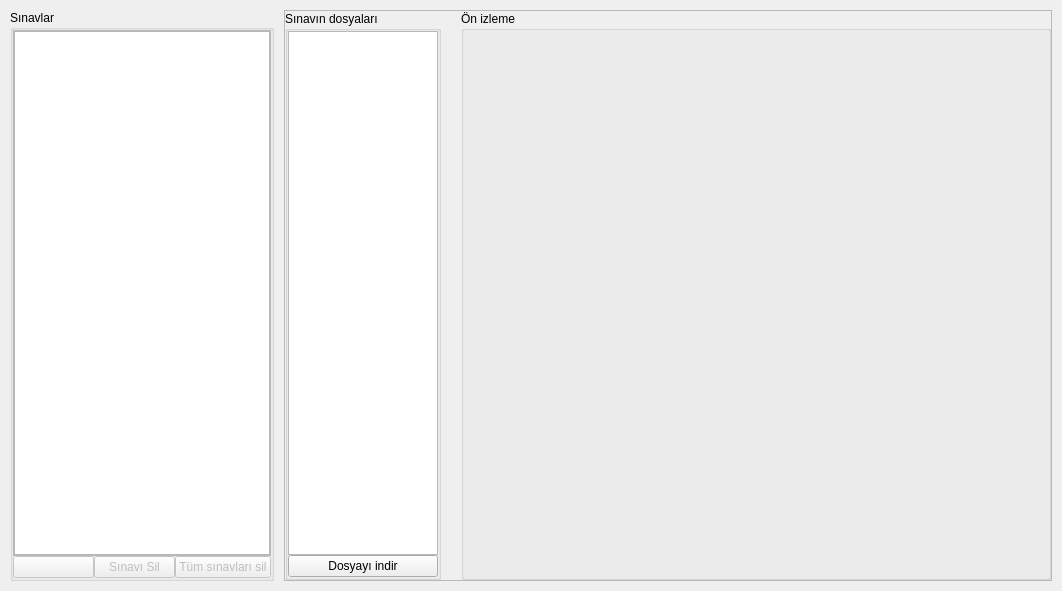
yoseidonn/Kelebek-App, file Forms/sinavlar_frame.ui: the form before one commit.
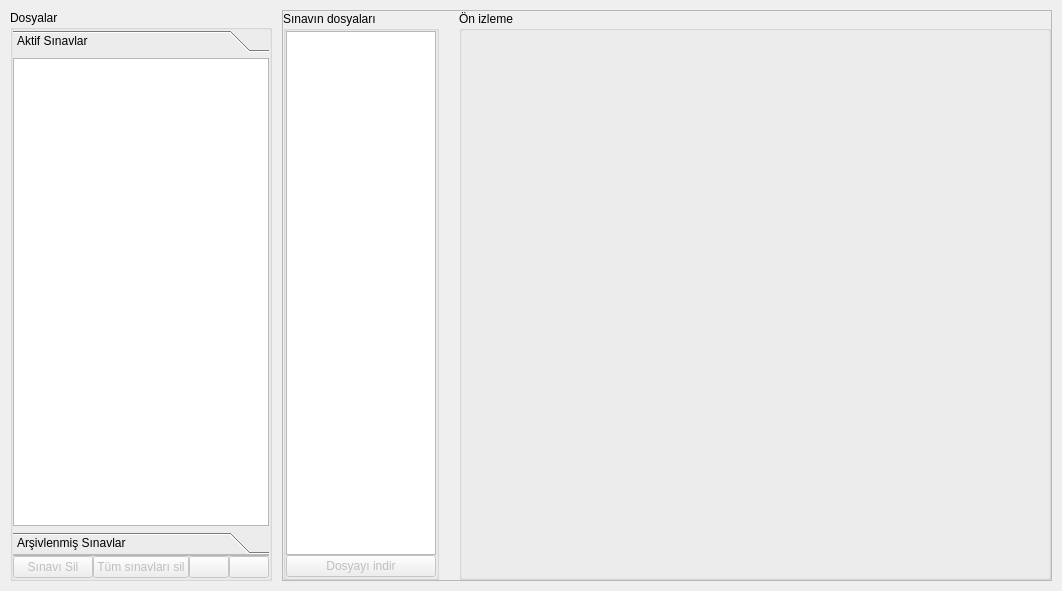
The form after the commit.

The edit to the form file:
```diff
--- a/Forms/sinavlar_frame.ui
+++ b/Forms/sinavlar_frame.ui
@@ -32,7 +32,7 @@
    <item alignment="Qt::AlignLeft">
     <widget class="QGroupBox" name="leftGroupBox">
      <property name="title">
-      <string>Sınavlar</string>
+      <string>Dosyalar</string>
      </property>
      <layout class="QVBoxLayout" name="verticalLayout">
       <property name="spacing">
@@ -50,6 +50,79 @@
       <property name="bottomMargin">
        <number>0</number>
       </property>
+      <item>
+       <widget class="QToolBox" name="toolbox">
+        <property name="currentIndex">
+         <number>0</number>
+        </property>
+        <widget class="QWidget" name="aktifPage">
+         <property name="geometry">
+          <rect>
+           <x>0</x>
+           <y>0</y>
+           <width>311</width>
+           <height>454</height>
+          </rect>
+         </property>
+         <attribute name="label">
+          <string>Aktif Sınavlar</string>
+         </attribute>
+         <layout class="QHBoxLayout" name="horizontalLayout_3">
+          <property name="spacing">
+           <number>0</number>
+          </property>
+          <property name="leftMargin">
+           <number>0</number>
+          </property>
+          <property name="topMargin">
+           <number>0</number>
+          </property>
+          <property name="rightMargin">
+           <number>0</number>
+          </property>
+          <property name="bottomMargin">
+           <number>0</number>
+          </property>
+          <item>
+           <widget class="QListWidget" name="examsList"/>
+          </item>
+         </layout>
+        </widget>
+        <widget class="QWidget" name="arsivPage">
+         <property name="geometry">
+          <rect>
+           <x>0</x>
+           <y>0</y>
+           <width>257</width>
+           <height>454</height>
+          </rect>
+         </property>
+         <attribute name="label">
+          <string>Arşivlenmiş Sınavlar</string>
+         </attribute>
+         <layout class="QHBoxLayout" name="horizontalLayout_5">
+          <property name="spacing">
+           <number>0</number>
+          </property>
+          <property name="leftMargin">
+           <number>0</number>
+          </property>
+          <property name="topMargin">
+           <number>0</number>
+          </property>
+          <property name="rightMargin">
+           <number>0</number>
+          </property>
+          <property name="bottomMargin">
+           <number>0</number>
+          </property>
+          <item>
+           <widget class="QListWidget" name="examsList_2"/>
+          </item>
+         </layout>
+        </widget>
+       </widget>
+      </item>
       <item>
        <widget class="QFrame" name="examsListFrame">
         <property name="frameShape">
@@ -74,24 +147,11 @@
          <property name="bottomMargin">
           <number>0</number>
          </property>
-         <item>
-          <widget class="QListWidget" name="examsList"/>
-         </item>
         </layout>
        </widget>
       </item>
       <item>
        <layout class="QHBoxLayout" name="buttonsFrame">
-        <item>
-         <widget class="QPushButton" name="arsivMenuBtn">
-          <property name="enabled">
-           <bool>false</bool>
-          </property>
-          <property name="text">
-           <string/>
-          </property>
-         </widget>
-        </item>
         <item>
          <widget class="QPushButton" name="removeBtn">
           <property name="enabled">
@@ -112,6 +172,26 @@
           </property>
          </widget>
         </item>
+        <item>
+         <widget class="QPushButton" name="refreshAllBtn">
+          <property name="enabled">
+           <bool>false</bool>
+          </property>
+          <property name="text">
+           <string/>
+          </property>
+         </widget>
+        </item>
+        <item>
+         <widget class="QPushButton" name="menuBtn">
+          <property name="enabled">
+           <bool>false</bool>
+          </property>
+          <property name="text">
+           <string/>
+          </property>
+         </widget>
+        </item>
        </layout>
       </item>
      </layout>
@@ -180,6 +260,9 @@
          </item>
          <item>
           <widget class="QPushButton" name="downloadBtn">
+           <property name="enabled">
+            <bool>false</bool>
+           </property>
            <property name="text">
             <string>Dosyayı indir</string>
            </property>
```
